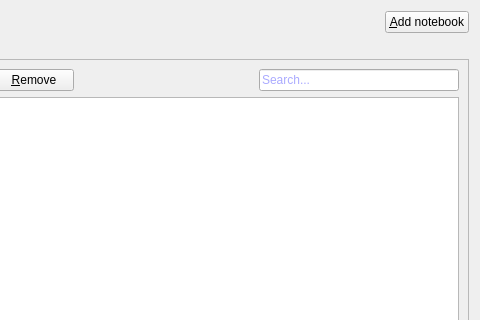
This is code/c++/gui/qt4/crud-2/resources/ui/notebook.ui in nycholas/nycholas as Qt 5 draws it before an edit; both pictures show x 199 to 679 and y 0 to 320 of the 679 by 519 pixel window. The edited form follows.
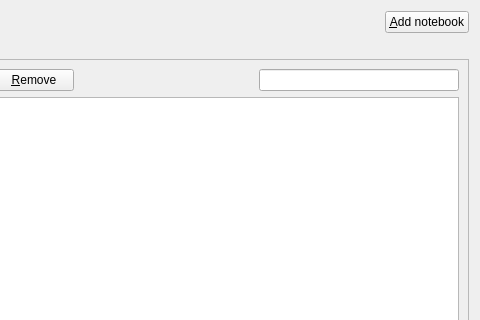
This is the edited form. Icons and pictures are not drawn.

Commit message: :J, In qt crud simple example - search in tablemodel

Diff of the .ui file:
```diff
--- a/code/c++/gui/qt4/crud-2/resources/ui/notebook.ui
+++ b/code/c++/gui/qt4/crud-2/resources/ui/notebook.ui
@@ -152,7 +152,7 @@
 font: oblique 8pt &quot;DejaVu Sans Mono&quot;;</string>
           </property>
           <property name="text">
-           <string>Search...</string>
+           <string/>
           </property>
           <property name="dragEnabled">
            <bool>true</bool>
```
The commit also changes 3 other files.
